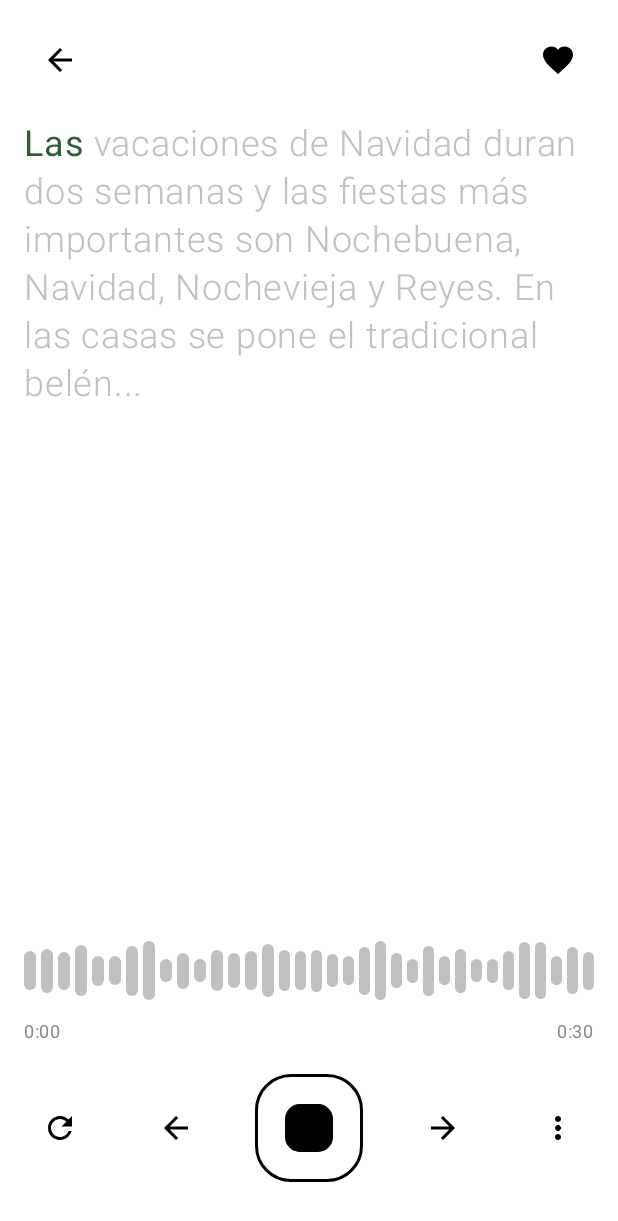
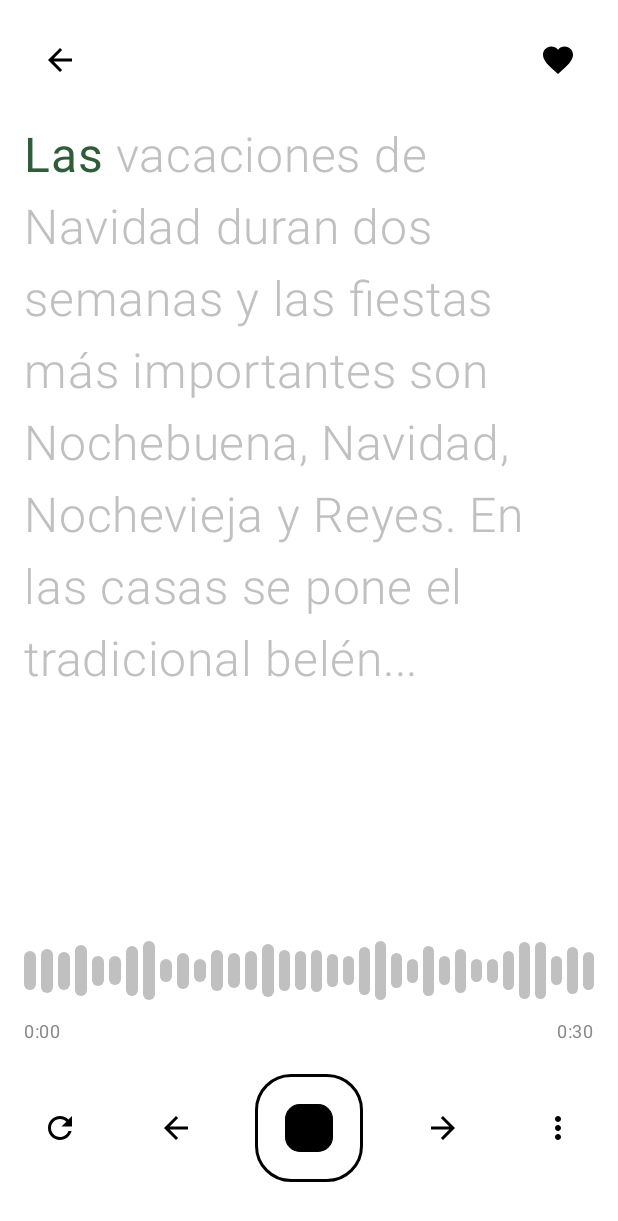
Before and after one commit to landing2/Lingonary_, an Android app built with Jetpack Compose: the composable PlayerScreen called with sample values from the repository, on a phone screen of 412 x 824 dp. Shown: the top 1221 px of the screen. Run offline under Robolectric (Android 15) with nearby library versions, the phone set to English and light mode, and no system bars.

Commit message:
increase font size of transcript player

```diff
--- a/app/src/main/java/com/example/lingonary_/PlayerScreen.kt
+++ b/app/src/main/java/com/example/lingonary_/PlayerScreen.kt
@@ -156,7 +156,7 @@ fun PlayerScreen(
                             }
                         }
                     },
-                    fontSize = 24.sp, lineHeight = 32.sp,
+                    fontSize = 32.sp, lineHeight = 48.sp,
                     onTextLayout = { layoutResult = it },
                     modifier = Modifier.pointerInput(Unit) {
                         detectTapGestures { pos ->
```
